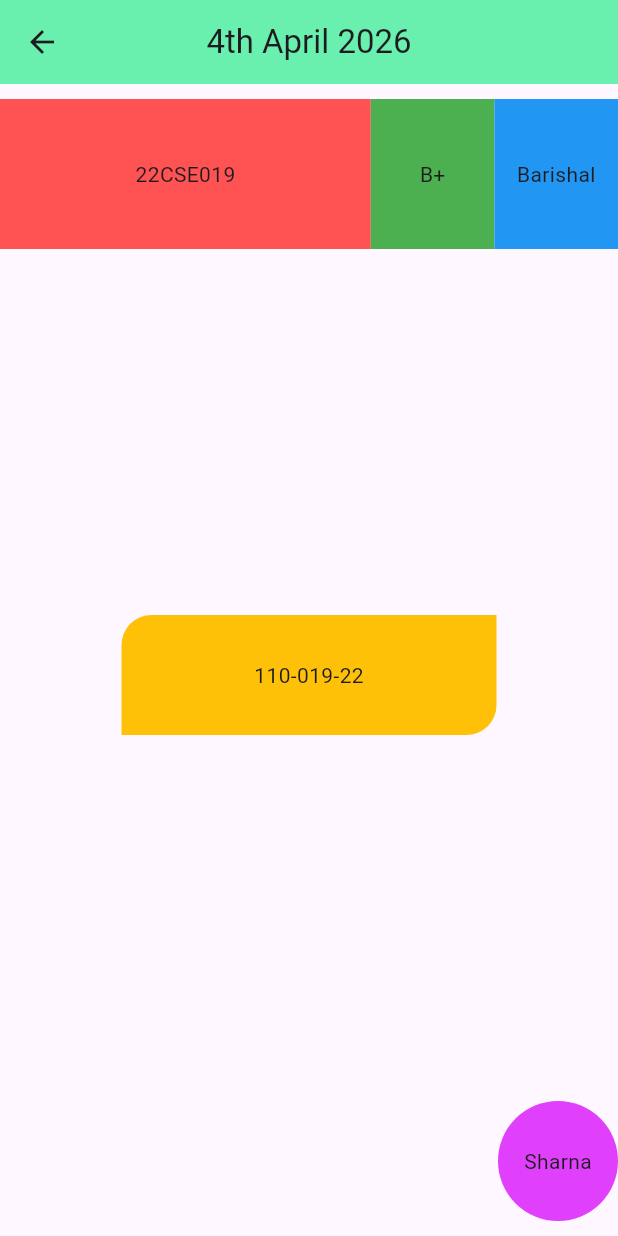
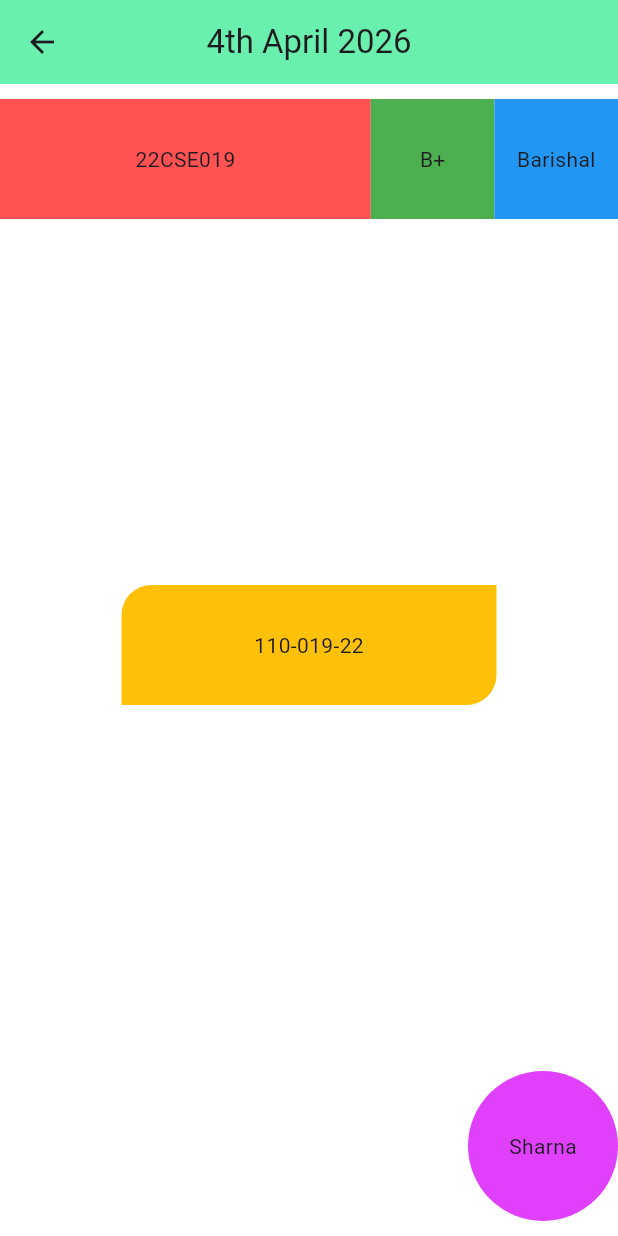
Before and after one commit to swarnacse19/MAD-Lab-Homework1, a Flutter app: the screen it shows after launch, on a phone screen of 412 x 824 dp. Run offline on Flutter 3.47's test engine with Material 3 defaults, Android fonts, the phone set to English and light mode, and no system bars.

Commit message:
update flex ratios in layout

```diff
--- a/lib/main.dart
+++ b/lib/main.dart
@@ -19,31 +19,35 @@ class MainApp extends StatelessWidget {
 
           leading: Icon(Icons.arrow_back),
         ),
-        body: Column(
+        body: SafeArea(
+          child: Container(
+            color: Colors.white,
+            child: Column(
+              mainAxisAlignment: MainAxisAlignment.start,
               children: [
                 SizedBox(height: 10),
                 Row(
                   children: [
                     Expanded(
-                  flex: 6,
+                      flex: 3,
                       child: Container(
-                    height: 100,
+                        height: 80,
                         color: Colors.redAccent,
                         child: Center(child: Text("22CSE019")),
                       ),
                     ),
                     Expanded(
-                  flex: 2,
+                      flex: 1,
                       child: Container(
-                    height: 100,
+                        height: 80,
                         color: Colors.green,
                         child: Center(child: Text("B+")),
                       ),
                     ),
                     Expanded(
-                  flex: 2,
+                      flex: 1,
                       child: Container(
-                    height: 100,
+                        height: 80,
                         color: Colors.blue,
                         child: Center(child: Text("Barishal")),
                       ),
@@ -71,8 +75,8 @@ class MainApp extends StatelessWidget {
                 Align(
                   alignment: Alignment.bottomRight,
                   child: Container(
-                width: 80,
-                height: 80,
+                    width: 100,
+                    height: 100,
                     decoration: BoxDecoration(
                       color: Colors.purpleAccent,
                       borderRadius: BorderRadius.circular(50),
@@ -85,6 +89,8 @@ class MainApp extends StatelessWidget {
               ],
             ),
           ),
+        ),
+      ),
     );
   }
 }
```
Lines whose indentation alone changed are shown as unchanged.
